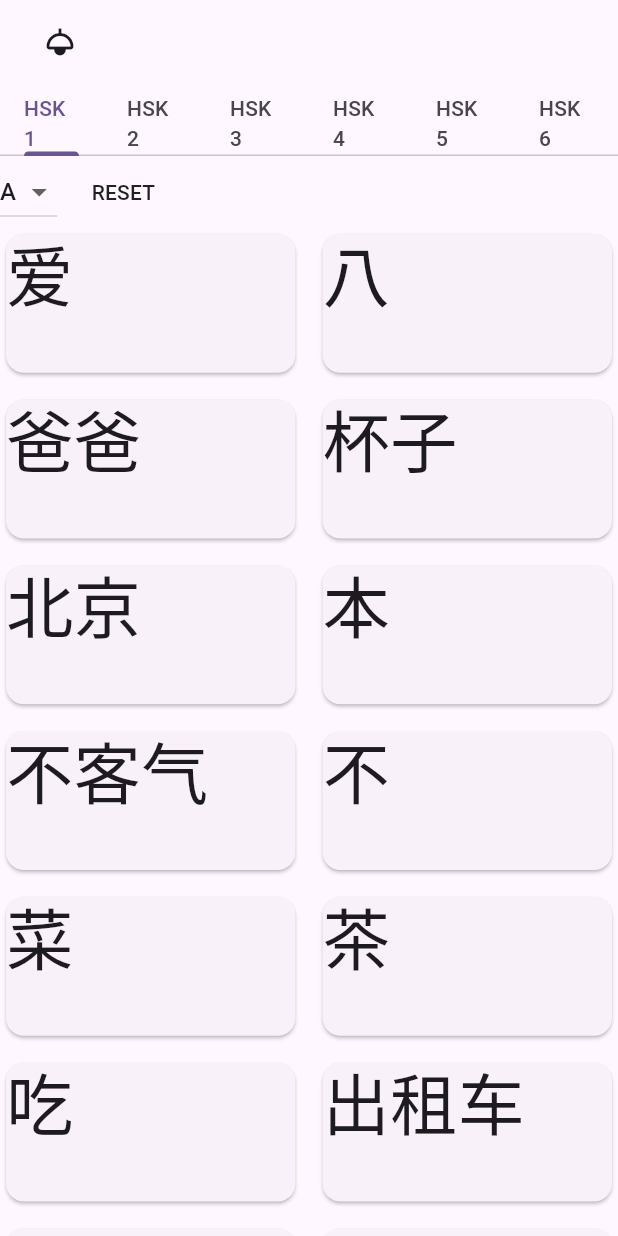
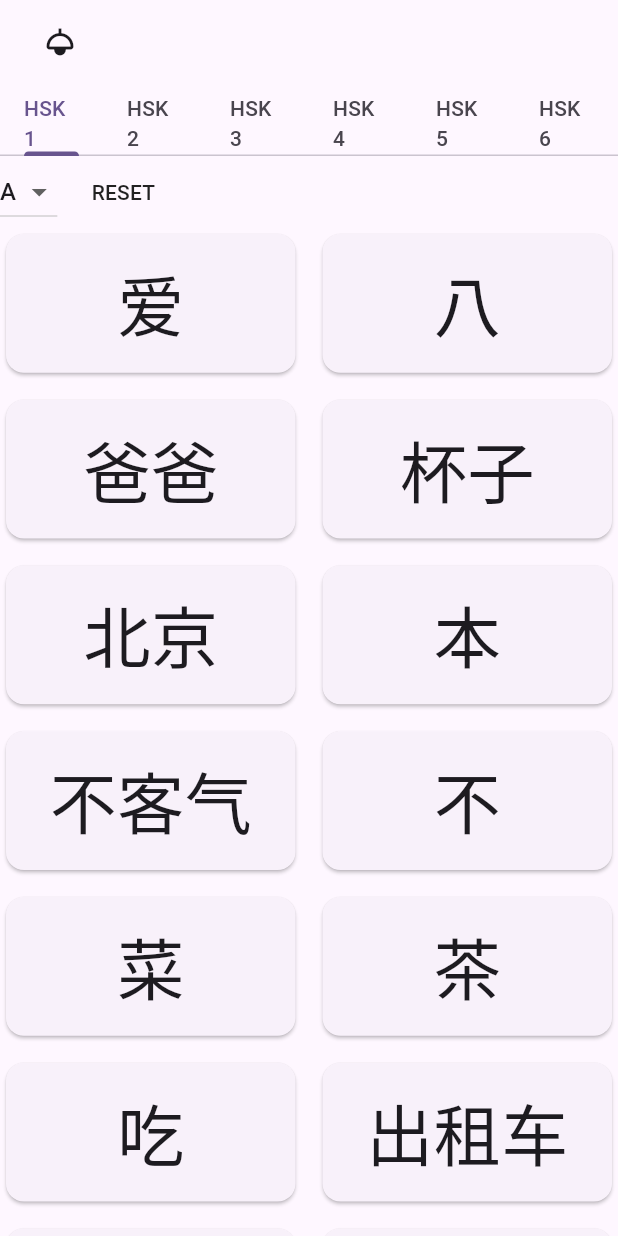
Before and after one commit to amar-aryal/rapid_recall, a Flutter app: the screen it shows after launch, on a phone screen of 412 x 824 dp. Run offline on Flutter 3.47's test engine with Material 3 defaults, Android fonts, the light colour scheme and no system bars; our stand-ins replace equatable, flutter_bloc, popover.

Commit message:
center characters on card + prevent desktop panel overflow on resize window

```diff
--- a/lib/UI/widgets/grid_card.dart
+++ b/lib/UI/widgets/grid_card.dart
@@ -52,11 +52,12 @@ class GridCard extends StatelessWidget {
         );
       },
       child: SizedBox.square(
-        // dimension: MediaQuery.of(context).size.width * 0.05,
         child: Card(
-          child: Text(
-            character.hanzi,
-            style: Theme.of(context).textTheme.displayMedium,
+          child: Center(
+            child: Text(
+              character.hanzi,
+              style: Theme.of(context).textTheme.displayMedium,
+            ),
           ),
         ),
       ),
```
Also changed, not shown: lib/UI/widgets/desktop_side_panel.dart (+9 -2 lines).
